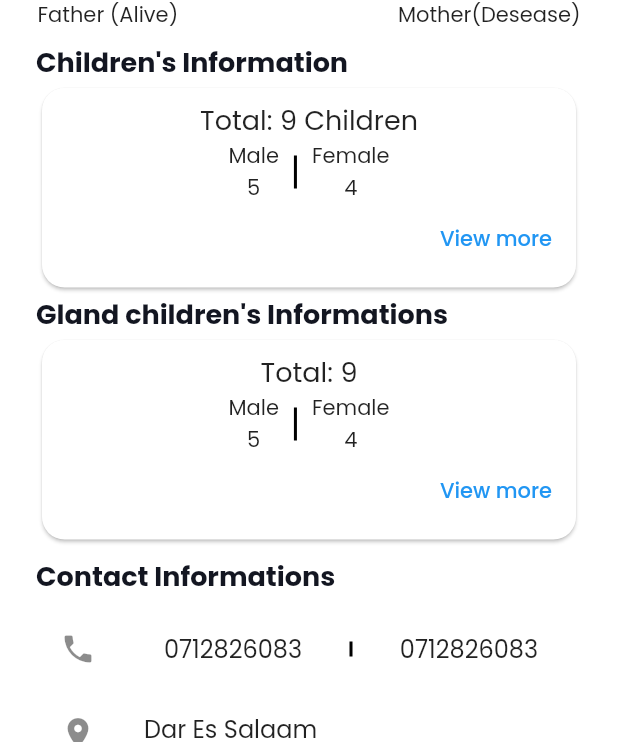
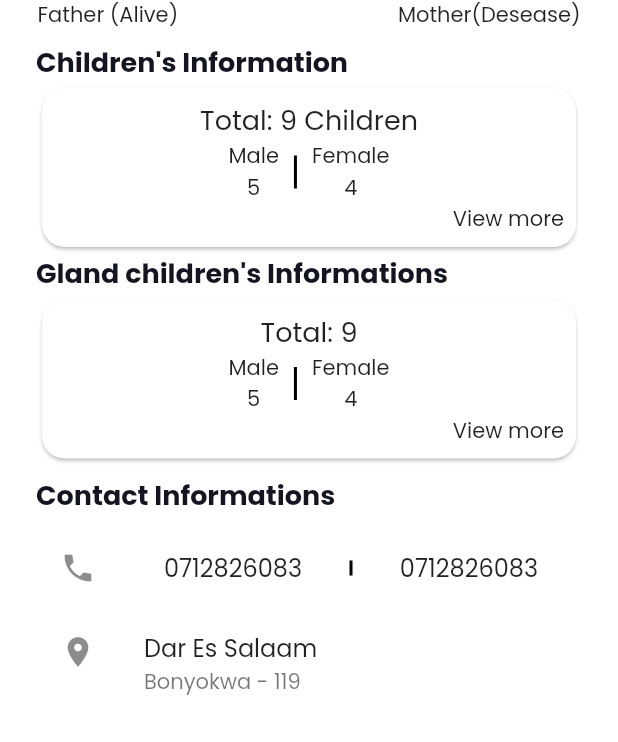
Before and after one commit to CostantinoGwaka/FamilyApp, a Flutter app: the BottomNavigation screen opened directly, after a tap on "Constanino Gwaka", on a phone screen of 412 x 824 dp, the part 494-1236 px from its top. Run offline on Flutter 3.47's test engine with Material 2 defaults, Android fonts, the phone set to English and light mode, and no system bars; our stand-ins replace flutter_icons, flutter_screenutil, font_awesome_flutter, google_fonts, percent_indicator, shared_preferences; accounts and stored records are empty.

Commit message:
Color and minor changes fixing

```diff
--- /dev/null
+++ b/lib/core/api/index.dart
@@ -0,0 +1,3 @@
+export './apiconnection.dart';
+export './endpoint_enum.dart';
+export './request_method.dart';
--- a/lib/screens/allmember/all_member.dart
+++ b/lib/screens/allmember/all_member.dart
@@ -75,9 +75,9 @@
                     Text("17 year(s)"),
                   ],
                 ),
-                trailing: TextButton(
+                trailing: GestureDetector(
                   child: Text('View more'),
-                  onPressed: () {
+                  onTap: () {
                     Navigator.push(
                       context,
                       MaterialPageRoute(
--- a/lib/screens/bottom_nav/bottom_nav.dart
+++ b/lib/screens/bottom_nav/bottom_nav.dart
@@ -22,7 +22,8 @@
       child: Scaffold(
         body: getBody(),
         bottomNavigationBar: BottomNavigationBar(
-          type: BottomNavigationBarType.shifting,
+          currentIndex: selectedIndex,
+          type: BottomNavigationBarType.fixed,
           items: [
             BottomNavigationBarItem(
               icon: Icon(
--- a/lib/screens/dashboard/dashboard.dart
+++ b/lib/screens/dashboard/dashboard.dart
@@ -156,8 +156,8 @@
                         ),
                       ),
                     ),
-                    TextButton(
-                      onPressed: () {
+                    GestureDetector(
+                      onTap: () {
                         Navigator.push(
                           context,
                           MaterialPageRoute(
@@ -195,8 +195,8 @@
                         ),
                       ),
                     ),
-                    TextButton(
-                      onPressed: () {
+                    GestureDetector(
+                      onTap: () {
                         Navigator.push(
                           context,
                           MaterialPageRoute(
@@ -225,6 +225,4 @@
       ),
     );
   }
-
-
 }
--- a/lib/screens/dashboard/widget/all_activity.dart
+++ b/lib/screens/dashboard/widget/all_activity.dart
@@ -46,8 +46,8 @@
               ),
               title: const Text('One member added'),
               subtitle: const Text('Sunday, 23 March 2022'),
-              trailing: TextButton(
-                onPressed: () {
+              trailing: GestureDetector(
+                onTap: () {
                   Navigator.push(
                     context,
                     MaterialPageRoute(
--- a/lib/screens/dashboard/widget/recent_activities.dart
+++ b/lib/screens/dashboard/widget/recent_activities.dart
@@ -12,8 +12,7 @@
 class _RecentActivitiesState extends State<RecentActivities> {
   @override
   Widget build(BuildContext context) {
-    return
-    ListView.builder(
+    return ListView.builder(
       physics: physics,
       scrollDirection: Axis.vertical,
       itemCount: 5,
@@ -35,8 +34,8 @@
           ),
           title: const Text('One member added'),
           subtitle: const Text('Sunday, 23 March 2022'),
-          trailing: TextButton(
-            onPressed: () {
+          trailing: GestureDetector(
+            onTap: () {
               Navigator.push(
                 context,
                 MaterialPageRoute(
--- a/lib/screens/dashboard/widget/recent_families.dart
+++ b/lib/screens/dashboard/widget/recent_families.dart
@@ -60,7 +60,9 @@
                           margin: EdgeInsets.only(right: 15),
                           decoration: BoxDecoration(
                             borderRadius: BorderRadius.circular(50),
-                            border: Border.all(width: 3, color: secondary),
+                            // border: Border.all(
+                            //   width: 3,
+                            // ),
                             image: DecorationImage(image: AssetImage(schoolLists[index]['logoText']), fit: BoxFit.fill),
                           ),
                         ),
@@ -69,7 +71,7 @@
                           children: <Widget>[
                             Text(
                               schoolLists[index]['name'],
-                              style: TextStyle(color: primary, fontWeight: FontWeight.bold, fontSize: 18),
+                              style: TextStyle(fontWeight: FontWeight.bold, fontSize: 18),
                             ),
                             SizedBox(
                               height: 6,
@@ -78,13 +80,12 @@
                               children: <Widget>[
                                 Icon(
                                   Icons.location_on,
-                                  color: secondary,
                                   size: 20,
                                 ),
                                 SizedBox(
                                   width: 5,
                                 ),
-                                Text(schoolLists[index]['location'], style: TextStyle(color: primary, fontSize: 13, letterSpacing: .3)),
+                                Text(schoolLists[index]['location'], style: TextStyle(fontSize: 13, letterSpacing: .3)),
                               ],
                             ),
                             SizedBox(
@@ -94,13 +95,12 @@
                               children: <Widget>[
                                 Icon(
                                   Icons.group,
-                                  color: secondary,
                                   size: 20,
                                 ),
                                 SizedBox(
                                   width: 5,
                                 ),
-                                Text(schoolLists[index]['type'], style: TextStyle(color: primary, fontSize: 13, letterSpacing: .3)),
+                                Text(schoolLists[index]['type'], style: TextStyle(fontSize: 13, letterSpacing: .3)),
                               ],
                             ),
                           ],
--- a/lib/screens/family/family.dart
+++ b/lib/screens/family/family.dart
@@ -140,7 +140,9 @@
               margin: EdgeInsets.only(right: 15),
               decoration: BoxDecoration(
                 borderRadius: BorderRadius.circular(50),
-                border: Border.all(width: 3, color: secondary),
+                border: Border.all(
+                  width: 3,
+                ),
                 image: DecorationImage(image: AssetImage(schoolLists[index]['logoText']), fit: BoxFit.fill),
               ),
             ),
@@ -159,7 +161,6 @@
                     children: <Widget>[
                       Icon(
                         Icons.location_on,
-                        color: secondary,
                         size: 20,
                       ),
                       SizedBox(
@@ -175,7 +176,6 @@
                     children: <Widget>[
                       Icon(
                         Icons.group,
-                        color: secondary,
                         size: 20,
                       ),
                       SizedBox(
--- a/lib/screens/family/widget/each_family.dart
+++ b/lib/screens/family/widget/each_family.dart
@@ -290,9 +290,9 @@
                                                         ),
                                                         Align(
                                                           alignment: Alignment.bottomRight,
-                                                          child: TextButton(
+                                                          child: GestureDetector(
                                                             child: Text('View more'),
-                                                            onPressed: () {
+                                                            onTap: () {
                                                               Navigator.push(
                                                                 context,
                                                                 MaterialPageRoute(
@@ -377,9 +377,9 @@
                                                         ),
                                                         Align(
                                                           alignment: Alignment.bottomRight,
-                                                          child: TextButton(
+                                                          child: GestureDetector(
                                                             child: Text('View more'),
-                                                            onPressed: () {
+                                                            onTap: () {
                                                               Navigator.push(
                                                                 context,
                                                                 MaterialPageRoute(
--- a/lib/screens/family/widget/familiy_desc.dart
+++ b/lib/screens/family/widget/familiy_desc.dart
@@ -44,9 +44,9 @@
                     Text("17 year(s)"),
                   ],
                 ),
-                trailing: TextButton(
+                trailing: GestureDetector(
                   child: Text('View more'),
-                  onPressed: () {
+                  onTap: () {
                     Navigator.push(
                       context,
                       MaterialPageRoute(
```
Also changed, not shown: lib/core/api/apiconnection.dart (added, +13 -0 lines), lib/core/api/endpoint_enum.dart (added, +10 -0 lines), lib/core/api/request_method.dart (added, +91 -0 lines).
